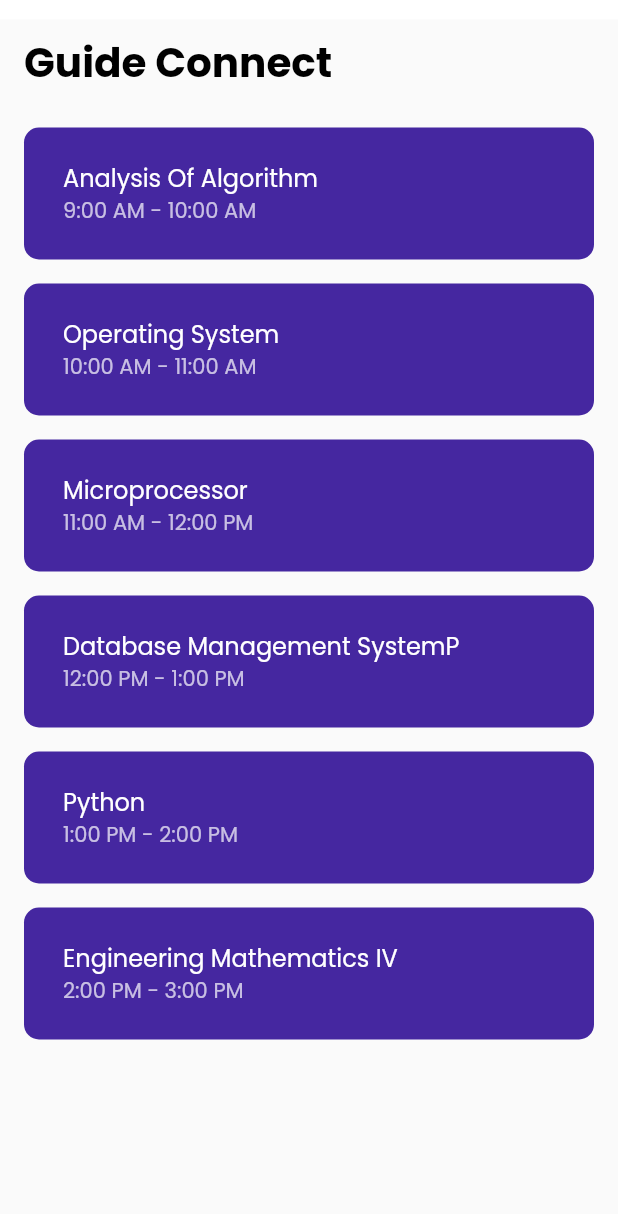
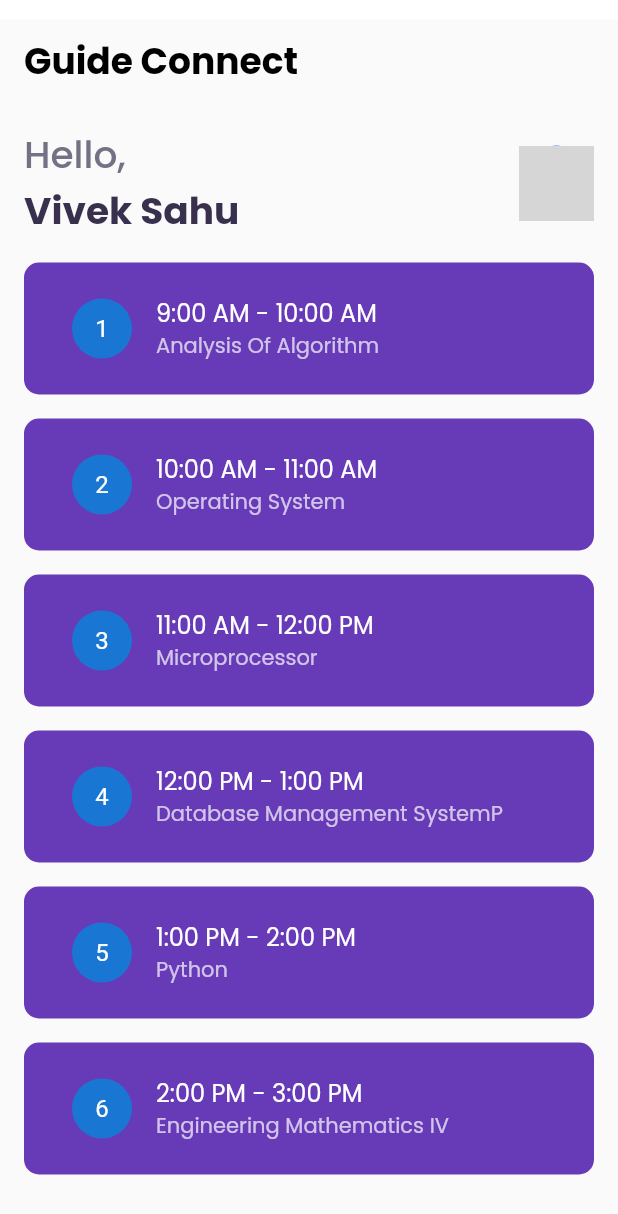
Before and after one commit to OneDvishal/Guide_connect, a Flutter app: the screen it shows after launch, on a phone screen of 412 x 824 dp. Shown: the top 1214 px of the screen. Run offline on Flutter 3.47's test engine with Material 2 defaults, Android fonts, the phone set to English and light mode, and no system bars; our stand-ins replace cloud_firestore, firebase_auth, firebase_core, google_fonts; accounts and stored records are empty; network calls fail; grey boxes are pictures that could not be loaded.

Commit message:
altering timetable

```diff
--- a/lib/component/timetable.dart
+++ b/lib/component/timetable.dart
@@ -23,55 +23,97 @@ class TimeTableScreen extends StatelessWidget {
   @override
   Widget build(BuildContext context) {
     return Padding(
-      padding: const EdgeInsets.only(top:13.0),
+        padding: const EdgeInsets.only(top: 13.0),
         child: Scaffold(
           appBar: AppBar(
             backgroundColor: Colors.transparent,
             elevation: 0,
             title: Text(
-              "Guide Connect",
-              style: GoogleFonts.poppins(
-                fontSize: 27,
+              'Guide Connect',
+              style: TextStyle(
+                color: Colors.black,
                 fontWeight: FontWeight.bold,
-                color: Colors.black,
+                fontSize: 24,
+                fontFamily: 'Poppins',
               ),
             ),
           ),
           body: Padding(
             padding: EdgeInsets.all(16),
+            child: Column(
+              crossAxisAlignment: CrossAxisAlignment.start,
+              children: [
+                Row(
+                  mainAxisAlignment: MainAxisAlignment.spaceBetween,
+                  children: [
+                    Column(
+                      crossAxisAlignment: CrossAxisAlignment.start,
+                      children: [
+                        Text(
+                          "Hello,",
+                          style: GoogleFonts.poppins(
+                            fontSize: 25,
+                            fontWeight: FontWeight.w500,
+                            color: Color(0xff757084),
+                          ),
+                        ),
+                        Text(
+                          "Vivek Sahu",
+                          style: GoogleFonts.poppins(
+                            fontSize: 25,
+                            fontWeight: FontWeight.bold,
+                            color: Color(0xff39304E),
+                          ),
+                        ),
+                      ],
+                    ),
+                    CircleAvatar(
+                      radius: 25,
+                      backgroundImage: NetworkImage(
+                          'https://scontent-bom1-2.cdninstagram.com/v/t51.2885-19/327310256_1203631943903472_6312242240879693392_n.jpg?stp=dst-jpg_s320x320&_nc_ht=scontent-bom1-2.cdninstagram.com&_nc_cat=100&_nc_ohc=CqusY-QkWmkAX9MrUZH&edm=AOQ1c0wBAAAA&ccb=7-5&oh=00_AfCwEjbl2IIreQ2-ZZXG-e5KGtvg6IcYF60lFcI-YnWPXA&oe=6417710A&_nc_sid=8fd12b'),
+                    ),
+                  ],
+                ),
+                SizedBox(height: 16),
+                Expanded(
                   child: ListView.separated(
                     itemCount: times.length,
                     separatorBuilder: (BuildContext context, int index) =>
                         SizedBox(height: 16),
                     itemBuilder: (BuildContext context, int index) {
                       return Container(
-                  padding: EdgeInsets.symmetric(
-                      horizontal: 10,
-                      vertical: 8), //padding inbetween container and text
+                        padding:
+                            EdgeInsets.symmetric(horizontal: 16, vertical: 8),
                         decoration: BoxDecoration(
-                    color: Colors.deepPurple.shade800,
+                          color: Colors.deepPurple,
                           borderRadius: BorderRadius.circular(10),
                         ),
                         child: ListTile(
                           title: Text(
-                      subjects[index],
+                            times[index],
                             style: TextStyle(
                               color: Colors.white,
                               fontFamily: 'Poppins',
                             ),
                           ),
                           subtitle: Text(
-                      times[index],
+                            subjects[index],
                             style: TextStyle(
                               color: Colors.white.withOpacity(0.7),
                               fontFamily: 'Poppins',
                             ),
                           ),
+                          leading: CircleAvatar(
+                            child: Text('${index + 1}'),
+                          ),
                         ),
                       );
                     },
                   ),
-          )),
-    );
+                ),
+              ],
+            ),
+          ),
+        ));
   }
 }
```
Lines whose indentation alone changed are shown as unchanged.
